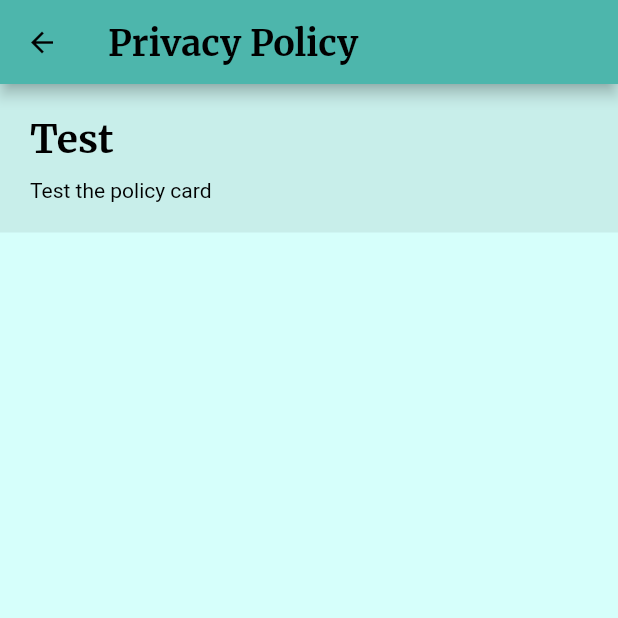
After one commit to arsharaj/ara-chatbot, a Flutter app: the PrivacyPolicy screen opened by its route, on a phone screen of 412 x 824 dp, the top half of it. The commit adds this screen. Run offline on Flutter 3.47's test engine with Material 2 defaults, Android fonts, the phone set to English and light mode, and no system bars; our stand-ins replace google_fonts.

Commit message:
Add privacy screen

```diff
--- /dev/null
+++ b/lib/components/privacy_policy.dart
@@ -0,0 +1,33 @@
+// Import all the required files
+import 'package:flutter/material.dart';
+import 'package:ara_chatbot/utils/colors.dart';
+import 'package:ara_chatbot/utils/privacy_card.dart';
+
+// Privacy policy of the app is rendered here.
+class PrivacyPolicy extends StatelessWidget {
+  // Title of the privacy screen
+  final String title;
+
+  PrivacyPolicy({Key key, this.title}):super(key:key);
+
+  @override
+  Widget build(BuildContext context) {
+
+    final Color backgroundColor = (MediaQuery.of(context).platformBrightness == Brightness.light) ? backgroundColorLight : backgroundColorDark;
+
+    return Scaffold(
+      backgroundColor: backgroundColor,
+      appBar: AppBar(
+        title: Text(title),
+      ),
+      body: ListView(
+        children: <Widget>[
+          PrivacyCard(
+            heading: "Test",
+            body: "Test the policy card",
+          ),
+        ],
+      ),
+    );
+  }
+}
--- a/lib/main.dart
+++ b/lib/main.dart
@@ -2,10 +2,12 @@
 // Built in Libraries
 import 'package:flutter/material.dart';
 // Utils
-import './utils/light_theme.dart';
-import './utils/dark_theme.dart';
+import 'package:ara_chatbot/utils/light_theme.dart';
+import 'package:ara_chatbot/utils/dark_theme.dart';
+
 // Custom components screens library
-import './components/home_page.dart';
+import 'package:ara_chatbot/components/home_page.dart';
+import 'package:ara_chatbot/components/privacy_policy.dart';
 
 // Main function - Starting point of the program.
 void main() {
@@ -27,10 +29,10 @@ class MyApp extends StatelessWidget {
       initialRoute: '/',
       // All the routes to the app screens
       routes: {
-        '/':(context) => HomePage(title: 'Ara',),
+        '/':(context) => HomePage(title:'Ara',),
         '/settings':(context) => Scaffold(),
         '/help':(context) => Scaffold(),
-        '/privacy':(context) => Scaffold(),
+        '/privacy':(context) => PrivacyPolicy(title:'Privacy Policy',),
         '/terms':(context) => Scaffold(),
         '/about':(context) => Scaffold(),
       },
--- /dev/null
+++ b/lib/utils/privacy_card.dart
@@ -0,0 +1,51 @@
+// Include all the required files.
+import 'package:flutter/material.dart';
+import 'package:ara_chatbot/utils/colors.dart';
+import 'package:google_fonts/google_fonts.dart';
+
+// Skeleton of the card in privacy policy.
+class PrivacyCard extends StatelessWidget {
+
+  // Body and Headline of the privacy card
+  final String heading,body;
+
+  // Initialization of colors in the privacy
+  PrivacyCard({
+    this.heading,
+    this.body
+  });
+
+  @override
+  Widget build(BuildContext context) {
+
+    final backgroundColor=(MediaQuery.of(context).platformBrightness == Brightness.light) ? backgroundColorShadeLight : backgroundColorShadeDark;
+    final textColor=(MediaQuery.of(context).platformBrightness == Brightness.light) ? textColorLight : textColorDark;
+
+    return Container(
+      color: backgroundColor,
+      padding: EdgeInsets.all(20),
+      child: Column(
+        crossAxisAlignment: CrossAxisAlignment.start,
+        children: <Widget>[
+          Text(
+            heading,
+            style: GoogleFonts.merriweather(
+              color: textColor,
+              fontSize: 26,
+              fontWeight: FontWeight.bold,
+            ),
+          ),
+          SizedBox(
+            height: 10,
+          ),
+          Text(
+            body,
+            style: TextStyle(
+              color: textColor,
+            ),
+          ),
+        ],
+      ),
+    );
+  }
+}
```
